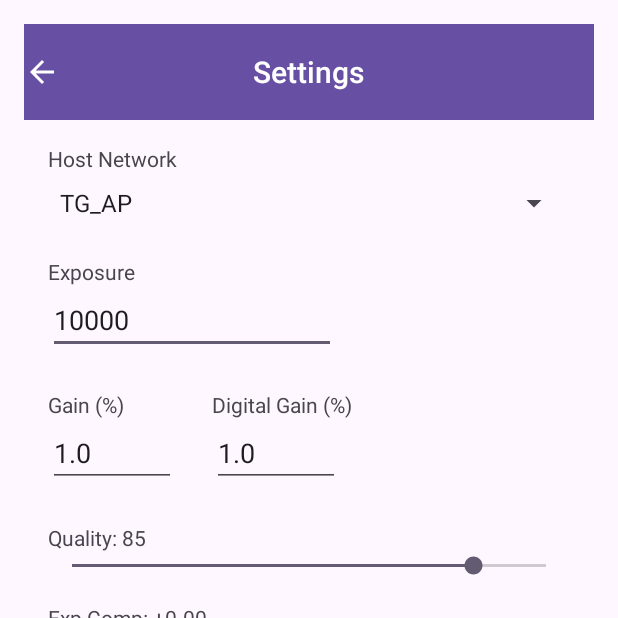
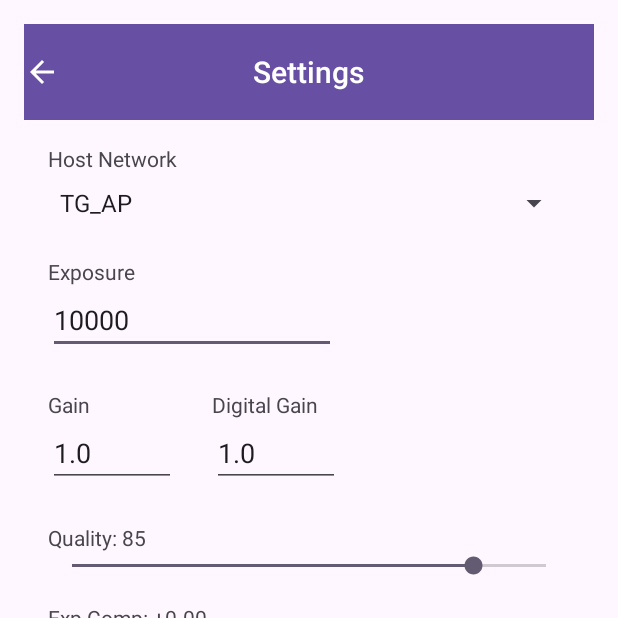
Before and after one commit to murveit/TGConnect, an Android app: the SettingsActivity screen opened directly, with no data from a screen before it, on a phone screen of 412 x 824 dp, the top half of it. Run offline under Robolectric (Android 15) with nearby library versions, the light colour scheme and no system bars.

Commit message:
More UI fixes

```diff
--- a/app/src/main/res/layout/activity_settings.xml
+++ b/app/src/main/res/layout/activity_settings.xml
@@ -73,16 +73,12 @@
                 app:layout_constraintStart_toStartOf="parent"
                 app:layout_constraintTop_toBottomOf="@id/tvExposureLabel" />
 
-            <!-- ... PASTE THE REST OF YOUR WIDGETS (Gain, SeekBars, CheckBoxes) HERE ... -->
-            <!-- They remain exactly the same as before -->
-
-            <!-- Gain and Digital Gain -->
             <TextView
                 android:id="@+id/tvGainLabel"
                 android:layout_width="wrap_content"
                 android:layout_height="wrap_content"
                 android:layout_marginTop="24dp"
-                android:text="Gain (%)"
+                android:text="Gain"
                 app:layout_constraintStart_toStartOf="parent"
                 app:layout_constraintTop_toBottomOf="@id/etExposure" />
 
@@ -101,7 +97,7 @@
                 android:layout_width="wrap_content"
                 android:layout_height="wrap_content"
                 android:layout_marginStart="24dp"
-                android:text="Digital Gain (%)"
+                android:text="Digital Gain"
                 app:layout_constraintStart_toEndOf="@id/etGain"
                 app:layout_constraintTop_toTopOf="@id/tvGainLabel" />
 
```
